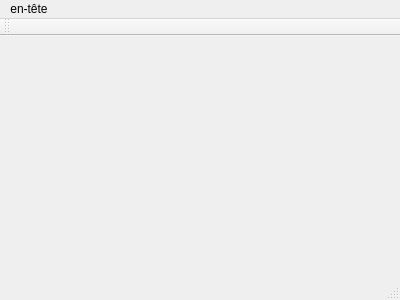
Falcondorf/QuoridorGUI_Alex_Jules, file Quoridor/mainwindow.ui: the form before one commit.
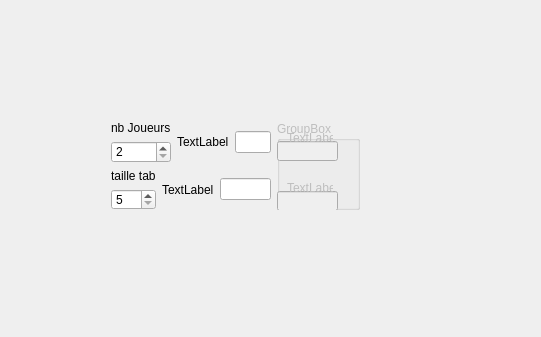
The form after the commit.

Patch:
```diff
--- a/Quoridor/mainwindow.ui
+++ b/Quoridor/mainwindow.ui
@@ -6,39 +6,173 @@
    <rect>
     <x>0</x>
     <y>0</y>
-    <width>400</width>
-    <height>300</height>
+    <width>541</width>
+    <height>337</height>
    </rect>
   </property>
   <property name="windowTitle">
    <string>Menu de lancement</string>
   </property>
-  <widget class="QWidget" name="centralWidget"/>
-  <widget class="QMenuBar" name="menuBar">
-   <property name="geometry">
-    <rect>
-     <x>0</x>
-     <y>0</y>
-     <width>400</width>
-     <height>21</height>
-    </rect>
-   </property>
-   <widget class="QMenu" name="menuEn_t_te">
-    <property name="title">
-     <string>en-tête</string>
+  <widget class="QWidget" name="centralWidget">
+   <widget class="QWidget" name="horizontalLayoutWidget_4">
+    <property name="geometry">
+     <rect>
+      <x>100</x>
+      <y>110</y>
+      <width>271</width>
+      <height>111</height>
+     </rect>
     </property>
+    <layout class="QHBoxLayout" name="horizontalLayout_3">
+     <item>
+      <layout class="QVBoxLayout" name="verticalLayout_3">
+       <item>
+        <layout class="QHBoxLayout" name="horizontalLayout">
+         <item>
+          <layout class="QVBoxLayout" name="verticalLayout">
+           <item>
+            <widget class="QLabel" name="label">
+             <property name="text">
+              <string>nb Joueurs</string>
+             </property>
+            </widget>
+           </item>
+           <item>
+            <widget class="QSpinBox" name="spinBox">
+             <property name="minimum">
+              <number>2</number>
+             </property>
+             <property name="maximum">
+              <number>4</number>
+             </property>
+             <property name="singleStep">
+              <number>2</number>
+             </property>
+            </widget>
+           </item>
+          </layout>
+         </item>
+         <item>
+          <widget class="QLabel" name="label_3">
+           <property name="text">
+            <string>TextLabel</string>
+           </property>
+          </widget>
+         </item>
+         <item>
+          <widget class="QLineEdit" name="lineEdit"/>
+         </item>
+        </layout>
+       </item>
+       <item>
+        <layout class="QHBoxLayout" name="horizontalLayout_2">
+         <item>
+          <layout class="QVBoxLayout" name="verticalLayout_2">
+           <item>
+            <widget class="QLabel" name="label_2">
+             <property name="text">
+              <string>taille tab</string>
+             </property>
+            </widget>
+           </item>
+           <item>
+            <widget class="QSpinBox" name="size">
+             <property name="minimum">
+              <number>5</number>
+             </property>
+             <property name="maximum">
+              <number>19</number>
+             </property>
+             <property name="singleStep">
+              <number>2</number>
+             </property>
+            </widget>
+           </item>
+          </layout>
+         </item>
+         <item>
+          <widget class="QLabel" name="label_4">
+           <property name="text">
+            <string>TextLabel</string>
+           </property>
+          </widget>
+         </item>
+         <item>
+          <widget class="QLineEdit" name="lineEdit_2"/>
+         </item>
+        </layout>
+       </item>
+      </layout>
+     </item>
+     <item>
+      <widget class="QGroupBox" name="groupBox">
+       <property name="enabled">
+        <bool>false</bool>
+       </property>
+       <property name="title">
+        <string>GroupBox</string>
+       </property>
+       <widget class="QLineEdit" name="lineEdit_3">
+        <property name="enabled">
+         <bool>false</bool>
+        </property>
+        <property name="geometry">
+         <rect>
+          <x>0</x>
+          <y>20</y>
+          <width>61</width>
+          <height>20</height>
+         </rect>
+        </property>
+       </widget>
+       <widget class="QLineEdit" name="lineEdit_4">
+        <property name="geometry">
+         <rect>
+          <x>0</x>
+          <y>70</y>
+          <width>61</width>
+          <height>20</height>
+         </rect>
+        </property>
+       </widget>
+       <widget class="QLabel" name="label_5">
+        <property name="geometry">
+         <rect>
+          <x>10</x>
+          <y>10</y>
+          <width>46</width>
+          <height>13</height>
+         </rect>
+        </property>
+        <property name="text">
+         <string>TextLabel</string>
+        </property>
+       </widget>
+       <widget class="QLabel" name="label_6">
+        <property name="geometry">
+         <rect>
+          <x>10</x>
+          <y>60</y>
+          <width>46</width>
+          <height>13</height>
+         </rect>
+        </property>
+        <property name="text">
+         <string>TextLabel</string>
+        </property>
+       </widget>
+      </widget>
+     </item>
+    </layout>
    </widget>
-   <addaction name="menuEn_t_te"/>
+   <zorder>pushButton</zorder>
+   <zorder>horizontalSpacer</zorder>
+   <zorder>horizontalSpacer_2</zorder>
+   <zorder>horizontalLayoutWidget_2</zorder>
+   <zorder>lineEdit</zorder>
+   <zorder>horizontalLayoutWidget_3</zorder>
+   <zorder>horizontalLayoutWidget_4</zorder>
   </widget>
-  <widget class="QToolBar" name="mainToolBar">
-   <attribute name="toolBarArea">
-    <enum>TopToolBarArea</enum>
-   </attribute>
-   <attribute name="toolBarBreak">
-    <bool>false</bool>
-   </attribute>
-  </widget>
-  <widget class="QStatusBar" name="statusBar"/>
  </widget>
  <layoutdefault spacing="6" margin="11"/>
  <resources/>
```
